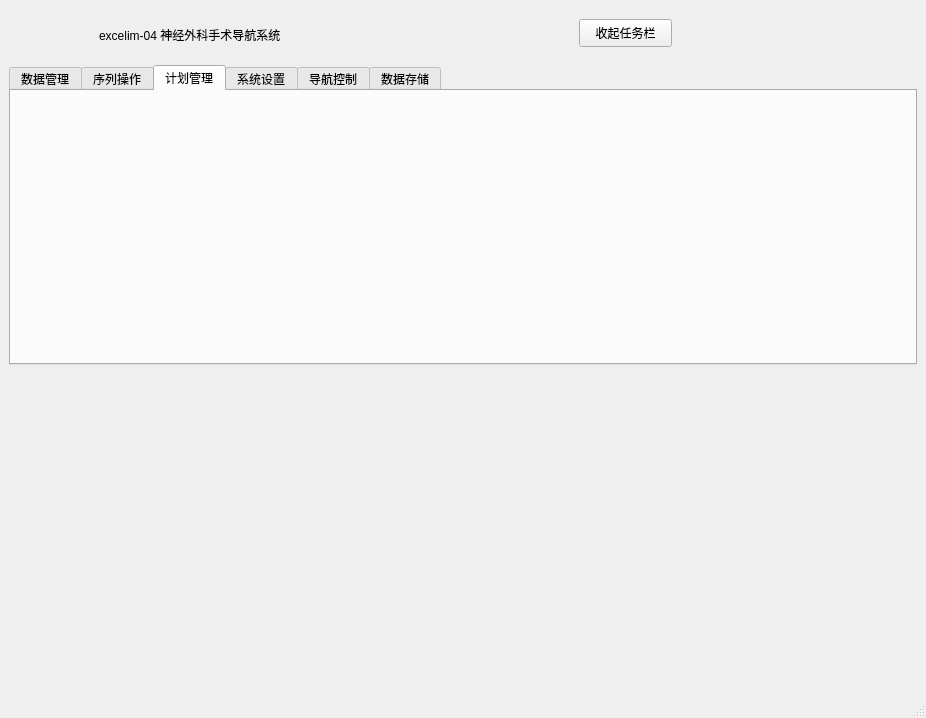
The window that mainwindow.ui (kalipolis/excelim_qt_withui) describes before a commit, drawn with Qt 5.
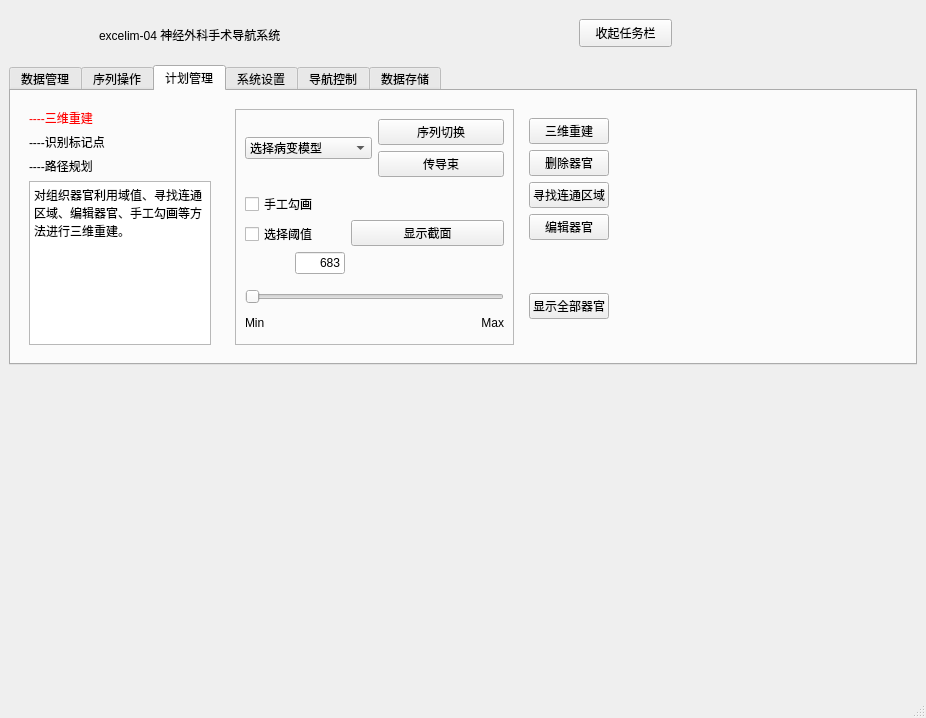
The same window after the commit. The open tabs and pages were chosen to show the change.

Commit message: 添加序列融合

```diff
--- a/mainwindow.ui
+++ b/mainwindow.ui
@@ -1354,6 +1354,431 @@
        <attribute name="title">
         <string>计划管理</string>
        </attribute>
+       <layout class="QHBoxLayout" name="horizontalLayout_27">
+        <property name="leftMargin">
+         <number>0</number>
+        </property>
+        <property name="topMargin">
+         <number>0</number>
+        </property>
+        <property name="rightMargin">
+         <number>0</number>
+        </property>
+        <property name="bottomMargin">
+         <number>0</number>
+        </property>
+        <item>
+         <widget class="QStackedWidget" name="stackedWidget_3">
+          <widget class="QWidget" name="page_8">
+           <layout class="QHBoxLayout" name="horizontalLayout_33">
+            <item>
+             <widget class="QWidget" name="widget_44" native="true">
+              <property name="maximumSize">
+               <size>
+                <width>200</width>
+                <height>16777215</height>
+               </size>
+              </property>
+              <layout class="QVBoxLayout" name="verticalLayout_29">
+               <item>
+                <widget class="QLabel" name="label_30">
+                 <property name="styleSheet">
+                  <string notr="true">color:#ff0000</string>
+                 </property>
+                 <property name="text">
+                  <string>----三维重建</string>
+                 </property>
+                </widget>
+               </item>
+               <item>
+                <widget class="QLabel" name="label_31">
+                 <property name="styleSheet">
+                  <string notr="true"/>
+                 </property>
+                 <property name="text">
+                  <string>----识别标记点</string>
+                 </property>
+                </widget>
+               </item>
+               <item>
+                <widget class="QLabel" name="label_32">
+                 <property name="text">
+                  <string>----路径规划</string>
+                 </property>
+                </widget>
+               </item>
+               <item>
+                <widget class="QStackedWidget" name="stackedWidget_4">
+                 <property name="currentIndex">
+                  <number>1</number>
+                 </property>
+                 <widget class="QWidget" name="page_10">
+                  <layout class="QHBoxLayout" name="horizontalLayout_28">
+                   <property name="leftMargin">
+                    <number>0</number>
+                   </property>
+                   <property name="topMargin">
+                    <number>0</number>
+                   </property>
+                   <property name="rightMargin">
+                    <number>0</number>
+                   </property>
+                   <property name="bottomMargin">
+                    <number>0</number>
+                   </property>
+                   <item>
+                    <widget class="QTextBrowser" name="textBrowser_7">
+                     <property name="html">
+                      <string>&lt;!DOCTYPE HTML PUBLIC &quot;-//W3C//DTD HTML 4.0//EN&quot; &quot;http://www.w3.org/TR/REC-html40/strict.dtd&quot;&gt;
+&lt;html&gt;&lt;head&gt;&lt;meta name=&quot;qrichtext&quot; content=&quot;1&quot; /&gt;&lt;style type=&quot;text/css&quot;&gt;
+p, li { white-space: pre-wrap; }
+&lt;/style&gt;&lt;/head&gt;&lt;body style=&quot; font-family:'SimSun'; font-size:9pt; font-weight:400; font-style:normal;&quot;&gt;
+&lt;p style=&quot; margin-top:0px; margin-bottom:0px; margin-left:0px; margin-right:0px; -qt-block-indent:0; text-indent:0px;&quot;&gt;对组织器官利用域值、寻找连通区域、编辑器官、手工勾画等方法进行三维重建。&lt;/p&gt;
+&lt;p style=&quot;-qt-paragraph-type:empty; margin-top:0px; margin-bottom:0px; margin-left:0px; margin-right:0px; -qt-block-indent:0; text-indent:0px;&quot;&gt;&lt;br /&gt;&lt;/p&gt;&lt;/body&gt;&lt;/html&gt;</string>
+                     </property>
+                    </widget>
+                   </item>
+                  </layout>
+                 </widget>
+                 <widget class="QWidget" name="page_11">
+                  <widget class="QTextBrowser" name="textBrowser_8">
+                   <property name="geometry">
+                    <rect>
+                     <x>0</x>
+                     <y>0</y>
+                     <width>182</width>
+                     <height>170</height>
+                    </rect>
+                   </property>
+                   <property name="html">
+                    <string>&lt;!DOCTYPE HTML PUBLIC &quot;-//W3C//DTD HTML 4.0//EN&quot; &quot;http://www.w3.org/TR/REC-html40/strict.dtd&quot;&gt;
+&lt;html&gt;&lt;head&gt;&lt;meta name=&quot;qrichtext&quot; content=&quot;1&quot; /&gt;&lt;style type=&quot;text/css&quot;&gt;
+p, li { white-space: pre-wrap; }
+&lt;/style&gt;&lt;/head&gt;&lt;body style=&quot; font-family:'SimSun'; font-size:9pt; font-weight:400; font-style:normal;&quot;&gt;
+&lt;p style=&quot; margin-top:0px; margin-bottom:0px; margin-left:0px; margin-right:0px; -qt-block-indent:0; text-indent:0px;&quot;&gt;设置器官的颜色、透明度并使用各种形状切割器官。&lt;/p&gt;
+&lt;p style=&quot;-qt-paragraph-type:empty; margin-top:0px; margin-bottom:0px; margin-left:0px; margin-right:0px; -qt-block-indent:0; text-indent:0px;&quot;&gt;&lt;br /&gt;&lt;/p&gt;&lt;/body&gt;&lt;/html&gt;</string>
+                   </property>
+                  </widget>
+                 </widget>
+                </widget>
+               </item>
+              </layout>
+             </widget>
+            </item>
+            <item>
+             <widget class="QStackedWidget" name="stackedWidget_5">
+              <property name="currentIndex">
+               <number>0</number>
+              </property>
+              <widget class="QWidget" name="page_12">
+               <layout class="QHBoxLayout" name="horizontalLayout_34">
+                <item>
+                 <widget class="QFrame" name="frame">
+                  <property name="frameShape">
+                   <enum>QFrame::StyledPanel</enum>
+                  </property>
+                  <property name="frameShadow">
+                   <enum>QFrame::Raised</enum>
+                  </property>
+                  <layout class="QVBoxLayout" name="verticalLayout_34">
+                   <item>
+                    <layout class="QHBoxLayout" name="horizontalLayout_30">
+                     <item>
+                      <widget class="QComboBox" name="comboBox_4">
+                       <item>
+                        <property name="text">
+                         <string>选择病变模型</string>
+                        </property>
+                       </item>
+                       <item>
+                        <property name="text">
+                         <string>皮肤模型</string>
+                        </property>
+                       </item>
+                       <item>
+                        <property name="text">
+                         <string>头骨模型</string>
+                        </property>
+                       </item>
+                       <item>
+                        <property name="text">
+                         <string>脑组织模型 </string>
+                        </property>
+                       </item>
+                       <item>
+                        <property name="text">
+                         <string>病变部位模型</string>
+                        </property>
+                       </item>
+                       <item>
+                        <property name="text">
+                         <string>自定义组织模型</string>
+                        </property>
+                       </item>
+                      </widget>
+                     </item>
+                     <item>
+                      <layout class="QVBoxLayout" name="verticalLayout_31">
+                       <item>
+                        <widget class="QPushButton" name="pushButton_40">
+                         <property name="text">
+                          <string>序列切换</string>
+                         </property>
+                        </widget>
+                       </item>
+                       <item>
+                        <widget class="QPushButton" name="pushButton_41">
+                         <property name="text">
+                          <string>传导束</string>
+                         </property>
+                        </widget>
+                       </item>
+                      </layout>
+                     </item>
+                    </layout>
+                   </item>
+                   <item>
+                    <layout class="QVBoxLayout" name="verticalLayout_33">
+                     <item>
+                      <layout class="QHBoxLayout" name="horizontalLayout_32">
+                       <item>
+                        <widget class="QWidget" name="widget_46" native="true">
+                         <property name="minimumSize">
+                          <size>
+                           <width>0</width>
+                           <height>0</height>
+                          </size>
+                         </property>
+                         <property name="maximumSize">
+                          <size>
+                           <width>100</width>
+                           <height>16777215</height>
+                          </size>
+                         </property>
+                         <layout class="QVBoxLayout" name="verticalLayout_32">
+                          <property name="leftMargin">
+                           <number>0</number>
+                          </property>
+                          <property name="rightMargin">
+                           <number>0</number>
+                          </property>
+                          <item>
+                           <widget class="QCheckBox" name="checkBox_8">
+                            <property name="text">
+                             <string>手工勾画</string>
+                            </property>
+                            <property name="autoExclusive">
+                             <bool>true</bool>
+                            </property>
+                           </widget>
+                          </item>
+                          <item>
+                           <widget class="QCheckBox" name="checkBox_9">
+                            <property name="text">
+                             <string>选择阈值</string>
+                            </property>
+                            <property name="autoExclusive">
+                             <bool>true</bool>
+                            </property>
+                           </widget>
+                          </item>
+                          <item>
+                           <layout class="QHBoxLayout" name="horizontalLayout_31">
+                            <item>
+                             <spacer name="horizontalSpacer_2">
+                              <property name="orientation">
+                               <enum>Qt::Horizontal</enum>
+                              </property>
+                              <property name="sizeHint" stdset="0">
+                               <size>
+                                <width>40</width>
+                                <height>20</height>
+                               </size>
+                              </property>
+                             </spacer>
+                            </item>
+                            <item>
+                             <widget class="QLineEdit" name="lineEdit_5">
+                              <property name="minimumSize">
+                               <size>
+                                <width>0</width>
+                                <height>0</height>
+                               </size>
+                              </property>
+                              <property name="maximumSize">
+                               <size>
+                                <width>50</width>
+                                <height>16777215</height>
+                               </size>
+                              </property>
+                              <property name="text">
+                               <string>683</string>
+                              </property>
+                              <property name="alignment">
+                               <set>Qt::AlignRight|Qt::AlignTrailing|Qt::AlignVCenter</set>
+                              </property>
+                             </widget>
+                            </item>
+                           </layout>
+                          </item>
+                         </layout>
+                        </widget>
+                       </item>
+                       <item>
+                        <widget class="QPushButton" name="pushButton_42">
+                         <property name="text">
+                          <string>显示截面</string>
+                         </property>
+                        </widget>
+                       </item>
+                      </layout>
+                     </item>
+                     <item>
+                      <widget class="QWidget" name="widget_45" native="true">
+                       <property name="maximumSize">
+                        <size>
+                         <width>16777215</width>
+                         <height>50</height>
+                        </size>
+                       </property>
+                       <layout class="QVBoxLayout" name="verticalLayout_30">
+                        <property name="leftMargin">
+                         <number>0</number>
+                        </property>
+                        <property name="topMargin">
+                         <number>0</number>
+                        </property>
+                        <property name="rightMargin">
+                         <number>0</number>
+                        </property>
+                        <property name="bottomMargin">
+                         <number>0</number>
+                        </property>
+                        <item>
+                         <widget class="QSlider" name="horizontalSlider">
+                          <property name="orientation">
+                           <enum>Qt::Horizontal</enum>
+                          </property>
+                         </widget>
+                        </item>
+                        <item>
+                         <layout class="QHBoxLayout" name="horizontalLayout_29">
+                          <item>
+                           <widget class="QLabel" name="label_33">
+                            <property name="text">
+                             <string>Min</string>
+                            </property>
+                           </widget>
+                          </item>
+                          <item>
+                           <widget class="QLabel" name="label_34">
+                            <property name="text">
+                             <string>Max</string>
+                            </property>
+                            <property name="alignment">
+                             <set>Qt::AlignRight|Qt::AlignTrailing|Qt::AlignVCenter</set>
+                            </property>
+                           </widget>
+                          </item>
+                         </layout>
+                        </item>
+                       </layout>
+                      </widget>
+                     </item>
+                    </layout>
+                   </item>
+                  </layout>
+                 </widget>
+                </item>
+                <item>
+                 <widget class="QWidget" name="widget_48" native="true">
+                  <layout class="QVBoxLayout" name="verticalLayout_36">
+                   <item>
+                    <widget class="QPushButton" name="pushButton_44">
+                     <property name="text">
+                      <string>三维重建</string>
+                     </property>
+                    </widget>
+                   </item>
+                   <item>
+                    <widget class="QPushButton" name="pushButton_45">
+                     <property name="text">
+                      <string>删除器官</string>
+                     </property>
+                    </widget>
+                   </item>
+                   <item>
+                    <widget class="QPushButton" name="pushButton_43">
+                     <property name="text">
+                      <string>寻找连通区域</string>
+                     </property>
+                    </widget>
+                   </item>
+                   <item>
+                    <widget class="QPushButton" name="pushButton_46">
+                     <property name="text">
+                      <string>编辑器官</string>
+                     </property>
+                    </widget>
+                   </item>
+                   <item>
+                    <widget class="QWidget" name="widget_47" native="true">
+                     <property name="minimumSize">
+                      <size>
+                       <width>0</width>
+                       <height>60</height>
+                      </size>
+                     </property>
+                     <layout class="QVBoxLayout" name="verticalLayout_35">
+                      <property name="leftMargin">
+                       <number>0</number>
+                      </property>
+                      <property name="topMargin">
+                       <number>30</number>
+                      </property>
+                      <property name="rightMargin">
+                       <number>0</number>
+                      </property>
+                      <property name="bottomMargin">
+                       <number>0</number>
+                      </property>
+                      <item>
+                       <widget class="QPushButton" name="pushButton_47">
+                        <property name="text">
+                         <string>显示全部器官</string>
+                        </property>
+                       </widget>
+                      </item>
+                     </layout>
+                    </widget>
+                   </item>
+                  </layout>
+                 </widget>
+                </item>
+                <item>
+                 <spacer name="horizontalSpacer_3">
+                  <property name="orientation">
+                   <enum>Qt::Horizontal</enum>
+                  </property>
+                  <property name="sizeHint" stdset="0">
+                   <size>
+                    <width>40</width>
+                    <height>20</height>
+                   </size>
+                  </property>
+                 </spacer>
+                </item>
+               </layout>
+              </widget>
+              <widget class="QWidget" name="page_13"/>
+             </widget>
+            </item>
+           </layout>
+          </widget>
+          <widget class="QWidget" name="page_9"/>
+         </widget>
+        </item>
+       </layout>
       </widget>
       <widget class="QWidget" name="tab_3">
        <attribute name="title">
```
Left out of the diff: 111 changed lines with no effect on the pictures.
